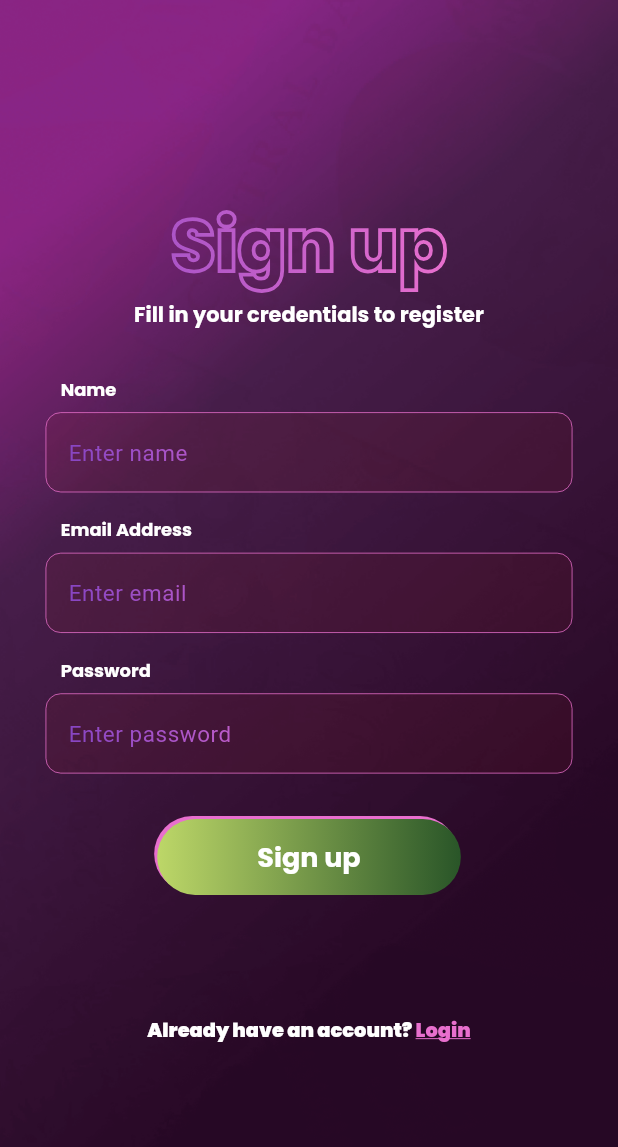
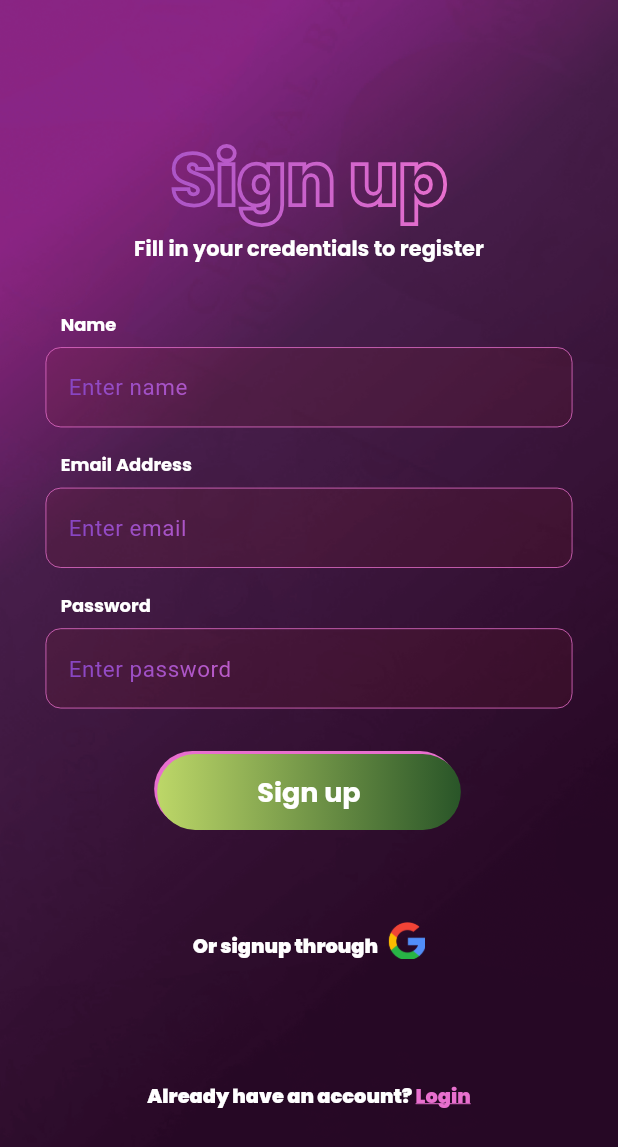
Before and after one commit to ologunB/trivia_app, a Flutter app: the SignupScreen screen opened directly, on a phone screen of 412 x 824 dp. Shown: the top 1147 px of the screen. Run offline on Flutter 3.47's test engine with Material 2 defaults, Android fonts, the phone set to English and light mode, and no system bars; our stand-ins replace another_flushbar, cloud_firestore, eva_icons_flutter, firebase_auth, firebase_core, firebase_database and 10 more; accounts and stored records are empty.

Commit message:
auth done

```diff
--- a/lib/core/storage/local_storage.dart
+++ b/lib/core/storage/local_storage.dart
@@ -4,8 +4,7 @@ import 'package:mms_app/core/models/login_response.dart';
 
 const String kUserBox = 'userBoxoioi';
 const String profileKey = 'profilejgv';
-const String isFirstKey = 'isTheFirstfesgd';
-const String orderTypeKey = 'orderTypeKeyfeghjyuyuy';
+const String isFirstKey = 'isTheFibrbstfesgd';
 
 class AppCache {
   static Future<void> init() async {
@@ -24,16 +23,6 @@ class AppCache {
     return data;
   }
 
-  static void setOrderType(String a) {
-    _userBox.put(orderTypeKey, a);
-  }
-
-  static String getOrderType() {
-    final String data =
-        _userBox.get(orderTypeKey, defaultValue: 'All');
-    return data;
-  }
-
   static void setUser(Map<String, dynamic> user) {
     _userBox.put(profileKey, user);
   }
@@ -47,10 +36,6 @@ class AppCache {
     return user;
   }
 
-  static UserType get userType {
-    return getUser.type == 'customer' ? UserType.USER : UserType.TRUCKER;
-  }
-
   static Future<void> clear() async {
     await _userBox.clear();
   }
@@ -59,5 +44,3 @@ class AppCache {
     _userBox.delete(key);
   }
 }
-
-enum UserType { USER, TRUCKER }
--- a/lib/core/utils/show_exception_alert_dialog.dart
+++ b/lib/core/utils/show_exception_alert_dialog.dart
@@ -1,7 +1,6 @@
 import 'package:flutter/material.dart';
 import 'package:flutter/services.dart';
-import 'package:mms_app/core/utils/show_alert_dialog.dart';
-import 'package:mms_app/screens/widgets/snackbar.dart';
+ import 'package:mms_app/screens/widgets/snackbar.dart';
 
 Future<void> showExceptionAlertDialog({
   @required BuildContext context,
--- a/lib/screens/auth/forgot_password_screen.dart
+++ b/lib/screens/auth/forgot_password_screen.dart
@@ -11,7 +11,6 @@ import 'package:mms_app/screens/widgets/text_widgets.dart';
 import 'package:mms_app/app/size_config/extensions.dart';
 import 'package:mms_app/screens/widgets/utils.dart';
 
-import '../../locator.dart';
 
 class ForgotPasswordScreen extends StatefulWidget {
   const ForgotPasswordScreen({Key key}) : super(key: key);
--- a/lib/screens/auth/signup_screen.dart
+++ b/lib/screens/auth/signup_screen.dart
@@ -197,7 +197,37 @@ class _SignupScreenState extends State<SignupScreen> {
                           }
                         },
                       ),
+                      SizedBox(height: 60.h),
+                      Row(
+                        mainAxisAlignment: MainAxisAlignment.center,
+                        children: [
+                          RichText(
+                            textAlign: TextAlign.center,
+                            text: TextSpan(
+                              text: 'Or signup through   ',
+                              style: GoogleFonts.poppins(
+                                  color: AppColors.white,
+                                  fontSize: 13.sp,
+                                  fontWeight: FontWeight.w900),
+                              children: [
+                                if (!isLoading)
+                                  WidgetSpan(
+                                    child: InkWell(
+                                        onTap: () {
+                                          signInWithGoogle(context);
+                                        },
+                                        child: Image.asset(
+                                          'images/google.png',
+                                          height: 25.h,
+                                        )),
+                                  ),
+                              ],
+                            ),
+                          ),
+                        ],
+                      ),
                       SizedBox(height: 80.h),
+
                       Row(
                         mainAxisAlignment: MainAxisAlignment.center,
                         children: [
@@ -343,13 +373,13 @@ class _SignupScreenState extends State<SignupScreen> {
       await googleSignIn.signOut();
 
       final GoogleSignInAccount googleSignInAccount =
-          await googleSignIn.signIn();
+      await googleSignIn.signIn();
       print(googleSignInAccount);
 
       if (googleSignInAccount != null) {
         try {
           final GoogleSignInAuthentication googleSignInAuthentication =
-              await googleSignInAccount.authentication;
+          await googleSignInAccount.authentication;
 
           final AuthCredential credential = GoogleAuthProvider.credential(
             accessToken: googleSignInAuthentication.accessToken,
@@ -357,7 +387,7 @@ class _SignupScreenState extends State<SignupScreen> {
           );
 
           final UserCredential value =
-              await _firebaseAuth.signInWithCredential(credential);
+          await _firebaseAuth.signInWithCredential(credential);
 
           if (value.user != null) {
             FirebaseFirestore.instance
@@ -410,9 +440,7 @@ class _SignupScreenState extends State<SignupScreen> {
                 exception: e,
                 title: "Error",
               );
-              setState(() {
-                isLoading = false;
-              });
+
               return;
             });
           } else {
@@ -435,7 +463,7 @@ class _SignupScreenState extends State<SignupScreen> {
           });
           showExceptionAlertDialog(
             context: buildContext,
-            exception: e,
+            exception: e.message?? e.toString(),
             title: "Error",
           );
         }
--- a/lib/screens/auth/splash_view.dart
+++ b/lib/screens/auth/splash_view.dart
@@ -1,8 +1,7 @@
 import 'package:flutter/material.dart';
 import 'package:mms_app/app/size_config/config.dart';
 import 'package:mms_app/app/size_config/extensions.dart';
-import 'package:mms_app/app/colors.dart';
-import 'package:mms_app/core/routes/router.dart';
+ import 'package:mms_app/core/routes/router.dart';
 import 'package:mms_app/core/storage/local_storage.dart';
 import 'package:mms_app/core/utils/navigator.dart';
 import 'package:mms_app/screens/widgets/utils.dart';
```
Also changed, not shown: lib/screens/auth/login_screen.dart (+31 -4 lines), lib/screens/widgets/utils.dart (+1 -25 lines), pubspec.yaml (+1 -8 lines), images/google.png, pubspec.lock.
